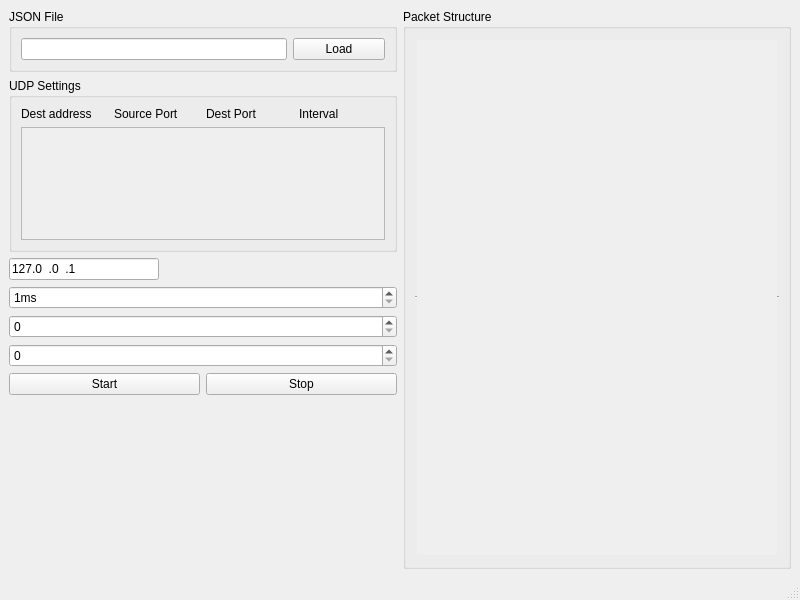
The window that main_window.ui (IamKornitskiy/UdpPacketGenerator) describes before a commit, drawn with Qt 5.
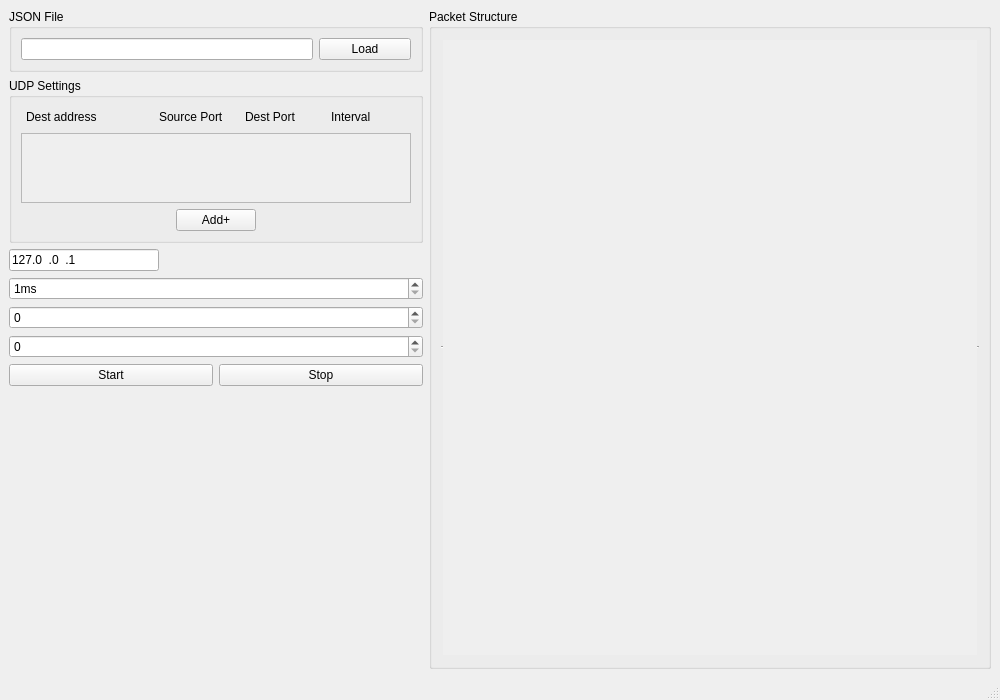
The same window after the commit.

```diff
--- a/main_window.ui
+++ b/main_window.ui
@@ -6,8 +6,8 @@
    <rect>
     <x>0</x>
     <y>0</y>
-    <width>800</width>
-    <height>600</height>
+    <width>1000</width>
+    <height>700</height>
    </rect>
   </property>
   <property name="windowTitle">
@@ -22,9 +22,15 @@
      <layout class="QVBoxLayout" name="verticalLayout_2">
       <item>
        <widget class="QGroupBox" name="groupBox">
+        <property name="sizePolicy">
+         <sizepolicy hsizetype="Fixed" vsizetype="Fixed">
+          <horstretch>0</horstretch>
+          <verstretch>0</verstretch>
+         </sizepolicy>
+        </property>
         <property name="maximumSize">
          <size>
-          <width>500</width>
+          <width>550</width>
           <height>16777215</height>
          </size>
         </property>
@@ -53,9 +59,15 @@
       </item>
       <item>
        <widget class="QGroupBox" name="groupBox_2">
+        <property name="sizePolicy">
+         <sizepolicy hsizetype="Fixed" vsizetype="Fixed">
+          <horstretch>0</horstretch>
+          <verstretch>0</verstretch>
+         </sizepolicy>
+        </property>
         <property name="maximumSize">
          <size>
-          <width>500</width>
+          <width>550</width>
           <height>16777215</height>
          </size>
         </property>
@@ -63,13 +75,45 @@
          <string>UDP Settings</string>
         </property>
         <layout class="QGridLayout" name="gridLayout">
+         <item row="2" column="0">
+          <widget class="QScrollArea" name="scrollAreaHost">
+           <property name="widgetResizable">
+            <bool>true</bool>
+           </property>
+           <property name="alignment">
+            <set>Qt::AlignmentFlag::AlignJustify|Qt::AlignmentFlag::AlignVCenter</set>
+           </property>
+           <widget class="QWidget" name="scrollAreaWidgetContentsHost">
+            <property name="geometry">
+             <rect>
+              <x>0</x>
+              <y>0</y>
+              <width>474</width>
+              <height>64</height>
+             </rect>
+            </property>
+           </widget>
+          </widget>
+         </item>
          <item row="0" column="0">
           <layout class="QHBoxLayout" name="horizontalLayout_2">
            <property name="leftMargin">
-            <number>0</number>
+            <number>5</number>
            </property>
            <item>
             <widget class="QLabel" name="labelAddress">
+             <property name="sizePolicy">
+              <sizepolicy hsizetype="Minimum" vsizetype="Preferred">
+               <horstretch>0</horstretch>
+               <verstretch>0</verstretch>
+              </sizepolicy>
+             </property>
+             <property name="minimumSize">
+              <size>
+               <width>127</width>
+               <height>0</height>
+              </size>
+             </property>
              <property name="text">
               <string>Dest address</string>
              </property>
@@ -77,6 +121,18 @@
            </item>
            <item>
             <widget class="QLabel" name="labelSource">
+             <property name="sizePolicy">
+              <sizepolicy hsizetype="Minimum" vsizetype="Preferred">
+               <horstretch>0</horstretch>
+               <verstretch>0</verstretch>
+              </sizepolicy>
+             </property>
+             <property name="minimumSize">
+              <size>
+               <width>80</width>
+               <height>0</height>
+              </size>
+             </property>
              <property name="text">
               <string>Source Port</string>
              </property>
@@ -84,6 +140,18 @@
            </item>
            <item>
             <widget class="QLabel" name="labelDest">
+             <property name="sizePolicy">
+              <sizepolicy hsizetype="Minimum" vsizetype="Preferred">
+               <horstretch>0</horstretch>
+               <verstretch>0</verstretch>
+              </sizepolicy>
+             </property>
+             <property name="minimumSize">
+              <size>
+               <width>80</width>
+               <height>0</height>
+              </size>
+             </property>
              <property name="text">
               <string>Dest Port</string>
              </property>
@@ -99,27 +167,57 @@
              </property>
             </widget>
            </item>
+           <item>
+            <spacer name="horizontalSpacer_3">
+             <property name="orientation">
+              <enum>Qt::Orientation::Horizontal</enum>
+             </property>
+             <property name="sizeHint" stdset="0">
+              <size>
+               <width>40</width>
+               <height>20</height>
+              </size>
+             </property>
+            </spacer>
+           </item>
           </layout>
          </item>
-         <item row="2" column="0">
-          <widget class="QScrollArea" name="scrollAreaHost">
-           <property name="widgetResizable">
-            <bool>true</bool>
-           </property>
-           <property name="alignment">
-            <set>Qt::AlignmentFlag::AlignJustify|Qt::AlignmentFlag::AlignVCenter</set>
-           </property>
-           <widget class="QWidget" name="scrollAreaWidgetContentsHost">
-            <property name="geometry">
-             <rect>
-              <x>0</x>
-              <y>0</y>
-              <width>374</width>
-              <height>145</height>
-             </rect>
-            </property>
-           </widget>
-          </widget>
+         <item row="3" column="0">
+          <layout class="QHBoxLayout" name="horizontalLayout_4">
+           <item>
+            <spacer name="horizontalSpacer">
+             <property name="orientation">
+              <enum>Qt::Orientation::Horizontal</enum>
+             </property>
+             <property name="sizeHint" stdset="0">
+              <size>
+               <width>40</width>
+               <height>20</height>
+              </size>
+             </property>
+            </spacer>
+           </item>
+           <item>
+            <widget class="QPushButton" name="AddButton">
+             <property name="text">
+              <string>Add+</string>
+             </property>
+            </widget>
+           </item>
+           <item>
+            <spacer name="horizontalSpacer_2">
+             <property name="orientation">
+              <enum>Qt::Orientation::Horizontal</enum>
+             </property>
+             <property name="sizeHint" stdset="0">
+              <size>
+               <width>40</width>
+               <height>20</height>
+              </size>
+             </property>
+            </spacer>
+           </item>
+          </layout>
          </item>
         </layout>
        </widget>
@@ -225,8 +323,8 @@
            <rect>
             <x>0</x>
             <y>0</y>
-            <width>374</width>
-            <height>522</height>
+            <width>474</width>
+            <height>622</height>
            </rect>
           </property>
          </widget>
```
Left out of the diff: 2 changed lines with no effect on the pictures.
